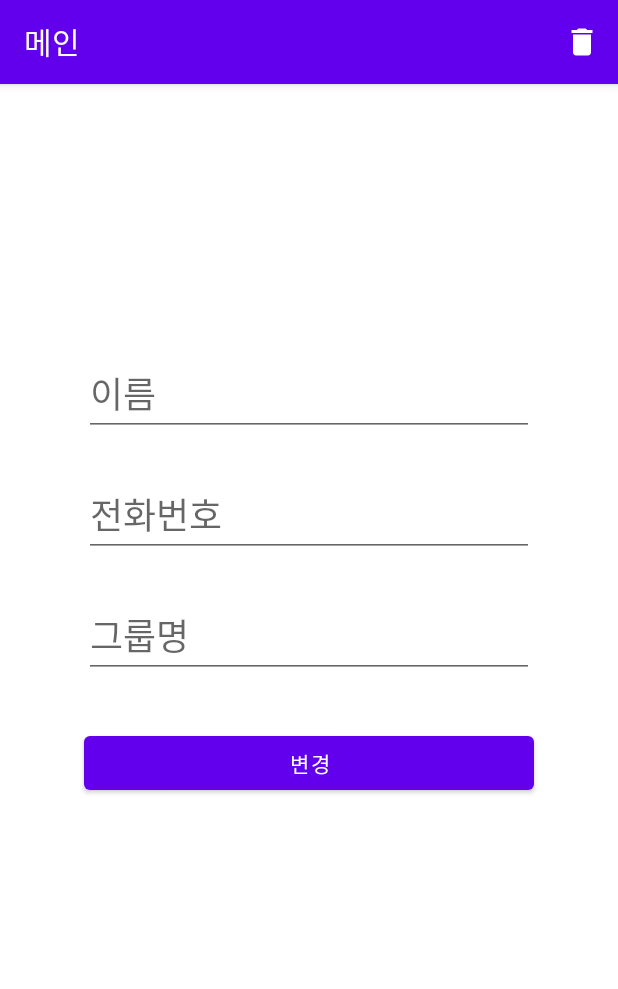
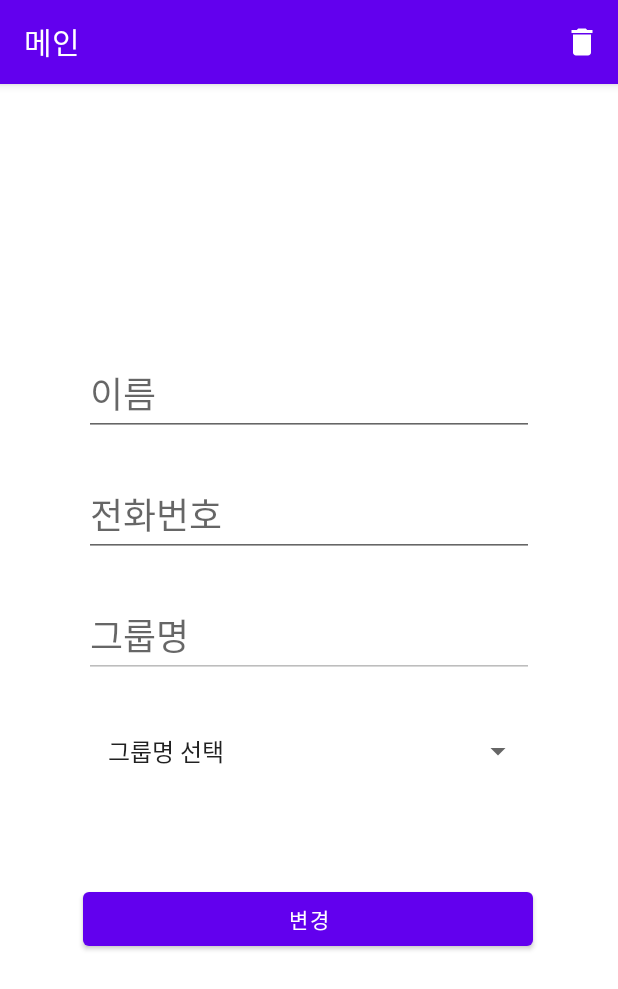
Before and after one commit to foodreco/ReadContactTest, an Android app built with Jetpack Compose: the fragment UpdateFragment placed in its activity, on a phone screen of 412 x 824 dp. Shown: the top 989 px of the screen. Run offline under Robolectric (Android 15) with nearby library versions, the phone set to English and light mode, and no system bars; our stand-ins replace Dagger/Hilt's generated code, Room's generated code, navigation-ui; libraries missing offline, so code that uses them is left out: java.security.acl; 10 statements that could not run were skipped.

Commit message:
spinner added in UpdateFragment.kt / SharedPreferences

```diff
--- /dev/null
+++ b/app/src/main/java/com/leesangmin89/readcontacttest/PreferenceUtil.kt
@@ -0,0 +1,24 @@
+package com.leesangmin89.readcontacttest
+
+import android.content.Context
+import android.content.SharedPreferences
+
+class PreferenceUtil(context: Context) {
+
+    private val prefs: SharedPreferences =
+        context.getSharedPreferences("prefs_name", Context.MODE_PRIVATE)
+
+    fun getString(key: String, defValue: String): String {
+        return prefs.getString(key, defValue).toString()
+    }
+
+    fun setString(key: String, str: String) {
+        prefs.edit().putString(key, str).apply()
+    }
+
+    fun removeString(key: String) {
+        val editor = prefs.edit()
+        editor.remove(key)
+        editor.apply()
+    }
+}
--- a/app/src/main/java/com/leesangmin89/readcontacttest/group/GroupViewModel.kt
+++ b/app/src/main/java/com/leesangmin89/readcontacttest/group/GroupViewModel.kt
@@ -8,12 +8,14 @@ import androidx.lifecycle.LiveData
 import androidx.lifecycle.MutableLiveData
 import androidx.lifecycle.viewModelScope
 import androidx.room.PrimaryKey
+import com.leesangmin89.readcontacttest.MyApplication
 import com.leesangmin89.readcontacttest.data.entity.ContactBase
 import com.leesangmin89.readcontacttest.data.dao.ContactDao
 import com.leesangmin89.readcontacttest.data.dao.GroupListDao
 import com.leesangmin89.readcontacttest.data.entity.GroupList
 import dagger.hilt.android.lifecycle.HiltViewModel
 import kotlinx.coroutines.launch
+import org.json.JSONArray
 import java.security.acl.Group
 import javax.inject.Inject
 
@@ -39,9 +41,12 @@ class GroupViewModel @Inject constructor(
     private val _coroutineDoneEvent = MutableLiveData<Boolean>()
     val coroutineDoneEvent: LiveData<Boolean> = _coroutineDoneEvent
 
+    private val _getOnlyGroupNameDoneEvent = MutableLiveData<Boolean>()
+    val getOnlyGroupNameDoneEvent: LiveData<Boolean> = _getOnlyGroupNameDoneEvent
 
     init {
         getGroupName()
+        getOnlyGroupName()
         Log.d("확인", "그룹 뷰모델 초기화됨")
     }
 
@@ -57,6 +62,7 @@ class GroupViewModel @Inject constructor(
 
             val groupDataMap = mutableMapOf<String, Int>()
 
+            // 그룹명을 리스트 형태로 모아서, 그룹당 사람 수를 출력하는 코드
             // 만약 data 가 empty 상태라면
             if (data == emptyData) {
                 _groupListEmptyEvent.value = true
@@ -179,6 +185,27 @@ class GroupViewModel @Inject constructor(
         }
     }
 
+    // 그룹명 만 리스트 형태로 출력하는 함수
+    private fun getOnlyGroupName() {
+        viewModelScope.launch {
+            // DB 로부터 그룹 명만 리스트 형태로 받아
+            val groupNameList = datagroup.getGroupName().distinct()
+            Log.i("확인", "groupNameList : $groupNameList")
+            val jsonList = JSONArray()
+//            "그룹명", "직접입력"
+            jsonList.put("그룹명 선택")
+            jsonList.put("직접입력")
+            for (i in groupNameList) {
+                jsonList.put(i)
+            }
+            val saveList = jsonList.toString()
+            Log.i("확인", "saveList : $saveList")
+            // SharedPreferences 에 저장
+            MyApplication.prefs.setString("group",saveList)
+            _getOnlyGroupNameDoneEvent.value = true
+        }
+    }
+
     override fun onCleared() {
         super.onCleared()
         Log.i("확인", "뷰모델 파괴됨")
--- a/app/src/main/java/com/leesangmin89/readcontacttest/update/UpdateFragment.kt
+++ b/app/src/main/java/com/leesangmin89/readcontacttest/update/UpdateFragment.kt
@@ -1,19 +1,26 @@
 package com.leesangmin89.readcontacttest.update
 
 import android.app.AlertDialog
+import android.content.Context
 import android.graphics.Bitmap
 import android.os.Bundle
 import android.os.Parcelable
 import android.util.Log
 import android.view.*
+import android.view.inputmethod.InputMethodManager
+import android.widget.AdapterView
+import android.widget.ArrayAdapter
 import androidx.fragment.app.Fragment
 import android.widget.Toast
+import androidx.core.content.ContextCompat.getSystemService
+import androidx.datastore.dataStore
 import androidx.fragment.app.viewModels
 import androidx.lifecycle.viewmodel.compose.viewModel
 import androidx.navigation.fragment.findNavController
 import androidx.navigation.fragment.navArgs
 import androidx.room.Entity
 import androidx.room.PrimaryKey
+import com.leesangmin89.readcontacttest.MyApplication
 import com.leesangmin89.readcontacttest.data.entity.ContactBase
 import com.leesangmin89.readcontacttest.R
 import com.leesangmin89.readcontacttest.data.entity.GroupList
@@ -22,6 +29,8 @@ import com.leesangmin89.readcontacttest.group.GroupViewModel
 import com.leesangmin89.readcontacttest.list.ListViewModel
 import dagger.hilt.android.AndroidEntryPoint
 import kotlinx.parcelize.Parcelize
+import org.json.JSONArray
+import android.widget.EditText
 
 @AndroidEntryPoint
 class UpdateFragment : Fragment() {
@@ -30,6 +39,10 @@ class UpdateFragment : Fragment() {
     private val listViewModel: ListViewModel by viewModels()
     private val groupViewModel: GroupViewModel by viewModels()
     private val binding by lazy { FragmentUpdateBinding.inflate(layoutInflater) }
+
+    //private val spinnerGroupNameList = mutableListOf<String>("그룹명", "직접입력")
+    private val spinnerGroupNameList = mutableListOf<String>()
+    private var selectedGroupName = ""
 
     override fun onCreateView(
         inflater: LayoutInflater, container: ViewGroup?,
@@ -40,14 +53,104 @@ class UpdateFragment : Fragment() {
         binding.contactNumberUpdate.setText(args.currentItem.number)
         binding.contactGroupUpdate.setText(args.currentItem.group)
 
-        // 변경 버튼 클릭 시, data update
+        // 그룹명을 리스트로 받는게 끝나면, 스피너를 동작시키는 코드
+        groupViewModel.getOnlyGroupNameDoneEvent.observe(viewLifecycleOwner, {
+            if (it) {
+                spinnerAddListCall()
+                //스피너
+                val spinnerAdapter =
+                    ArrayAdapter<String>(
+                        requireContext(),
+                        android.R.layout.simple_list_item_1,
+                        spinnerGroupNameList
+                    )
+                binding.spinnerGroup.adapter = spinnerAdapter
+
+                Log.d("확인", "spinnerGroupNameList : $spinnerGroupNameList")
+
+
+                // 전달된 데이터 선택 시, 해당값 출력하기
+                binding.spinnerGroup.onItemSelectedListener =
+                    object : AdapterView.OnItemSelectedListener { //object 선언 언제 하는거야????
+                        override fun onItemSelected(
+                            parent: AdapterView<*>?,
+                            view: View?,
+                            position: Int,
+                            id: Long
+                        ) {
+                            // 스피너에서 선택한 그룹명
+                            selectedGroupName =
+                                spinnerGroupNameList.get(position) // 스피너의 어떤 데이터를 선택했느냐를 position으로 알수가 있다. 그래서 get(position)으로 데이터 찾는거임
+
+                            // 스피너 그룹명 선택에 따른 경우
+                            when (selectedGroupName) {
+
+                                // 0. 초기상태, 아무 변화 없음
+                                "" -> {
+                                    binding.contactGroupUpdate.isEnabled = false
+                                    binding.contactGroupUpdate.setText(args.currentItem.group)
+                                }
+
+                                // 1. "그룹명" 선택 시, 아무 변화 없음
+                                "그룹명 선택" -> {
+                                    binding.contactGroupUpdate.isEnabled = false
+                                    binding.contactGroupUpdate.setText(args.currentItem.group)
+                                }
+
+                                // 2. 직접입력 선택 시,
+                                "직접입력" -> {
+//                                    binding.contactGroupUpdate.visibility = View.VISIBLE
+                                    // editText 사용가능하게 함
+                                    binding.contactGroupUpdate.isEnabled = true
+                                    // 포커스 지정
+                                    binding.contactGroupUpdate.requestFocus()
+                                    // 포커스 끝으로 보냄
+                                    binding.contactGroupUpdate.setSelection(binding.contactGroupUpdate.text.length)
+                                    // 키보드 올리기
+                                    val mInputMethodManager =
+                                        context!!.getSystemService(Context.INPUT_METHOD_SERVICE) as InputMethodManager
+                                    mInputMethodManager.showSoftInput(
+                                        binding.contactGroupUpdate,
+                                        InputMethodManager.SHOW_IMPLICIT
+                                    )
+                                }
+                                // 3. 그 외, 추가된 실제 group 선택 시,
+                                else -> {
+//                                    binding.contactGroupUpdate.visibility = View.INVISIBLE
+                                    binding.contactGroupUpdate.isEnabled = false
+                                    binding.contactGroupUpdate.setText(selectedGroupName)
+                                }
+                            }
+                        }
+                        override fun onNothingSelected(parent: AdapterView<*>?) {
+                        }
+                    }
+            }
+        })
+
+        // 배경 터치 시, 키보드 내림
+        binding.updateFragmentBackground.setOnClickListener {
+            val mInputMethodManager =
+                requireContext().getSystemService(Context.INPUT_METHOD_SERVICE) as InputMethodManager
+            mInputMethodManager.hideSoftInputFromWindow(it.getWindowToken(), 0)
+        }
+
         binding.btnUpdate.setOnClickListener {
             updateData()
         }
 
         setHasOptionsMenu(true)
+        return binding.root
+    }
 
-        return binding.root
+    // SharedPreferences 로부터 groupList를 불러와서 spinnerGroupNameList에 추가하는 함수
+    private fun spinnerAddListCall() {
+        val lastList = MyApplication.prefs.getString("group", "None")
+        Log.d("확인", "lastList : $lastList")
+        val arrJson = JSONArray(lastList)
+        for (i in 0 until arrJson.length()) {
+            spinnerGroupNameList.add(arrJson.optString(i))
+        }
     }
 
     private fun updateData() {
--- a/app/src/main/res/layout/fragment_update.xml
+++ b/app/src/main/res/layout/fragment_update.xml
@@ -41,6 +41,7 @@
         android:layout_width="300dp"
         android:layout_height="wrap_content"
         android:layout_marginTop="24dp"
+        android:enabled="false"
         android:gravity="bottom"
         android:hint="그룹명"
         android:inputType="textPersonName"
@@ -58,9 +59,20 @@
         android:text="변경"
         app:layout_constraintBottom_toBottomOf="parent"
         app:layout_constraintEnd_toEndOf="parent"
+        app:layout_constraintHorizontal_bias="0.495"
         app:layout_constraintStart_toStartOf="parent"
-        app:layout_constraintTop_toBottomOf="@+id/contact_group_update"
-        app:layout_constraintVertical_bias="0.1" />
+        app:layout_constraintTop_toBottomOf="@+id/spinner_group"
+        app:layout_constraintVertical_bias="0.25" />
+
+    <Spinner
+        android:id="@+id/spinner_group"
+        android:layout_width="0dp"
+        android:layout_height="50dp"
+        android:layout_marginTop="24dp"
+        app:layout_constraintEnd_toEndOf="@+id/contact_group_update"
+        app:layout_constraintHorizontal_bias="0.0"
+        app:layout_constraintStart_toStartOf="@+id/contact_group_update"
+        app:layout_constraintTop_toBottomOf="@+id/contact_group_update" />
 
 
 </androidx.constraintlayout.widget.ConstraintLayout>
```
Also changed, not shown: app/src/main/java/com/leesangmin89/readcontacttest/MyApplication.kt (+10 -1 lines).
